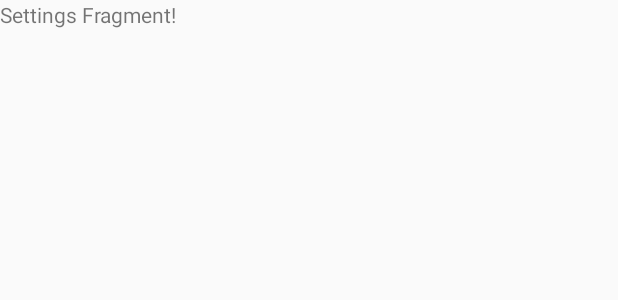
After one commit to yewei600/SelfieDiary, an Android app: the layout fragment_settings.xml on its own in the app's theme, with its tools: preview values and no code run, on a phone screen of 412 x 824 dp. The commit adds this screen. Shown: the top 300 px of the screen. Run offline under Robolectric (Android 15) with nearby library versions, the phone set to English and light mode, and no system bars.

Commit message:
added buttons in PictureGridLayout + create Settings Fragment

```diff
--- /dev/null
+++ b/app/src/main/res/layout/fragment_settings.xml
@@ -0,0 +1,14 @@
+<?xml version="1.0" encoding="utf-8"?>
+<FrameLayout xmlns:android="http://schemas.android.com/apk/res/android"
+             xmlns:tools="http://schemas.android.com/tools"
+             android:layout_width="match_parent"
+             android:layout_height="match_parent"
+             tools:context=".ui.SettingsFragment">
+
+    <!-- TODO: Update blank fragment layout -->
+    <TextView
+            android:layout_width="match_parent"
+            android:layout_height="match_parent"
+            android:text="Settings Fragment!"/>
+
+</FrameLayout>
```
Also changed, not shown: app/src/main/java/com/ericwei/selfiediary/ui/PictureGridFragment.kt (+9 -0 lines), app/src/main/java/com/ericwei/selfiediary/ui/SettingsFragment.kt (added, +20 -0 lines), app/src/main/res/layout/fragment_picture_grid.xml (+23 -12 lines), app/src/main/res/navigation/nav_graph.xml (+6 -1 lines).
